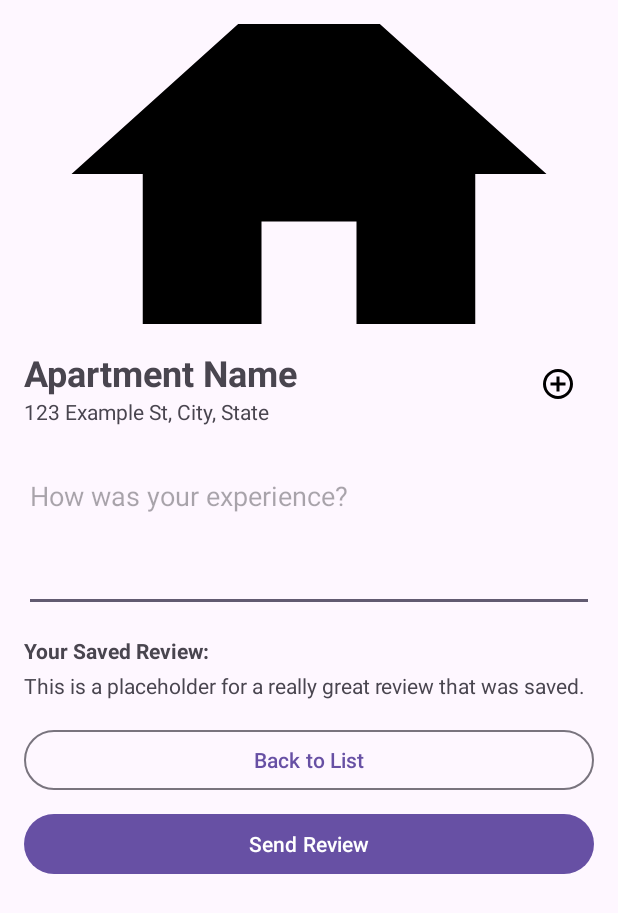
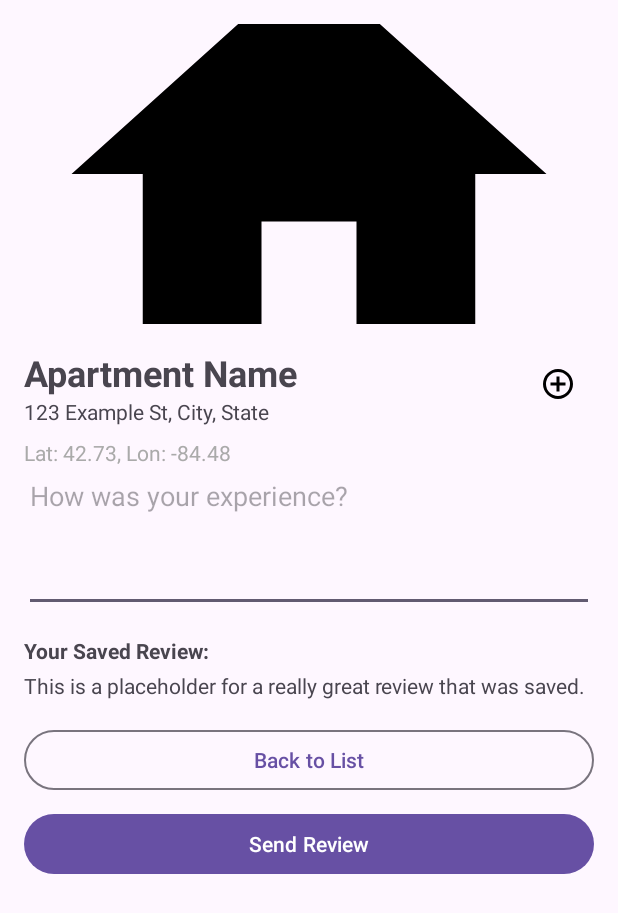
Before and after one commit to soesit/CSE476_ApartmentRater, an Android app: the layout activity_apartment_detail.xml on its own in the app's theme, with its tools: preview values and no code run, on a phone screen of 412 x 824 dp. Shown: the top 913 px of the screen. Run offline under Robolectric (Android 15) with nearby library versions, the phone set to English and light mode, and no system bars.

Commit message:
location sensor feature added

```diff
--- a/app/build.gradle.kts
+++ b/app/build.gradle.kts
@@ -40,4 +40,5 @@ dependencies {
     testImplementation(libs.junit)
     androidTestImplementation(libs.ext.junit)
     androidTestImplementation(libs.espresso.core)
+    implementation("com.google.android.gms:play-services-location:21.3.0")
 }
--- a/app/src/main/AndroidManifest.xml
+++ b/app/src/main/AndroidManifest.xml
@@ -1,6 +1,9 @@
 <?xml version="1.0" encoding="utf-8"?>
 <manifest xmlns:android="http://schemas.android.com/apk/res/android"
     xmlns:tools="http://schemas.android.com/tools">
+
+    <uses-permission android:name="android.permission.ACCESS_FINE_LOCATION" />
+    <uses-permission android:name="android.permission.ACCESS_COARSE_LOCATION" />
 
     <application
         android:allowBackup="true"
--- a/app/src/main/res/layout/activity_apartment_detail.xml
+++ b/app/src/main/res/layout/activity_apartment_detail.xml
@@ -53,6 +53,18 @@
             app:layout_constraintEnd_toEndOf="parent"
             android:contentDescription="Add to favorites"
             tools:ignore="HardcodedText" />
+
+        <TextView
+            android:id="@+id/tv_location"
+            android:layout_width="0dp"
+            android:layout_height="wrap_content"
+            android:text="Fetching current location..."
+            android:textColor="@android:color/darker_gray"
+            android:layout_marginTop="8dp"
+            app:layout_constraintTop_toBottomOf="@id/tv_apartment_address"
+            app:layout_constraintStart_toStartOf="parent"
+            app:layout_constraintEnd_toEndOf="parent"
+            tools:text="Lat: 42.73, Lon: -84.48" />
 
         <EditText
             android:id="@+id/et_review"
```
Also changed, not shown: app/src/main/java/com/example/apartmentrater/ApartmentDetailActivity.java (+100 -17 lines).
